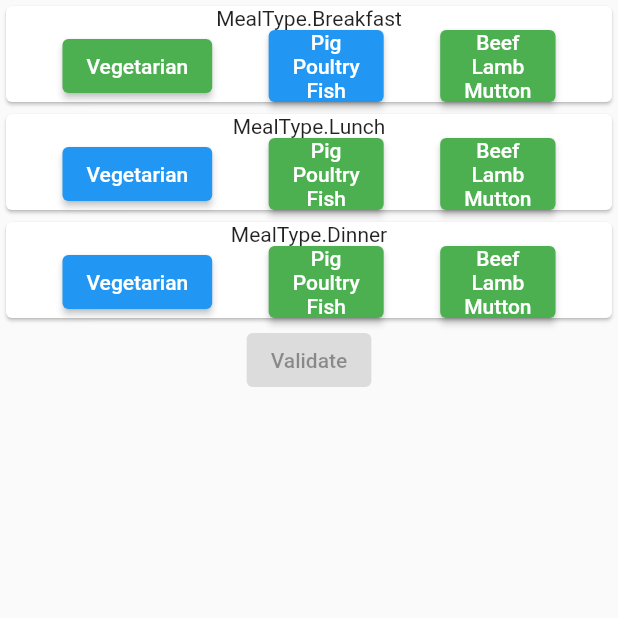
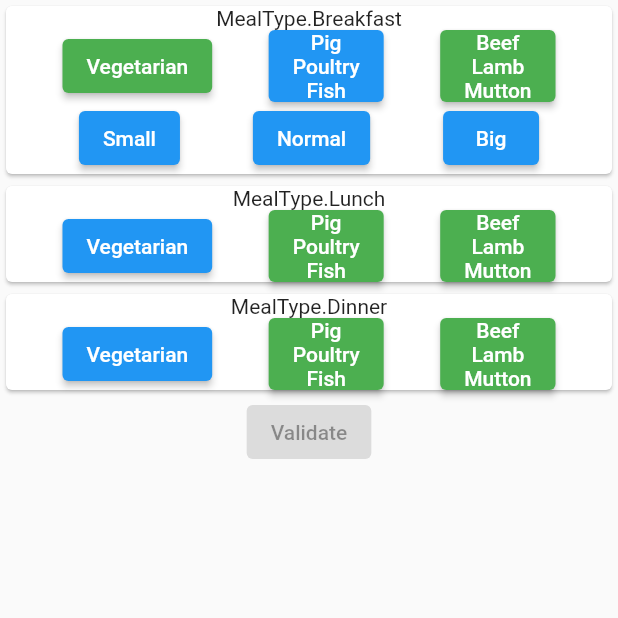
Before and after one commit to nicolaslecrique/co2Tracker, a Flutter app: the DailyForm screen opened by its route, after a tap on "Pig", on a phone screen of 412 x 824 dp, the top half of it. Run offline on Flutter 3.47's test engine with Material 2 defaults, Android fonts, the phone set to English and light mode, and no system bars.

Commit message:
display portion panel

```diff
--- a/lib/routes/daily_form/widgets/meal_panel.dart
+++ b/lib/routes/daily_form/widgets/meal_panel.dart
@@ -1,5 +1,6 @@
 import 'package:co2tracker/routes/daily_form/model/daily_form_model.dart';
 import 'package:co2tracker/routes/daily_form/model/daily_form_state.dart';
+import 'package:co2tracker/routes/daily_form/widgets/meal_portions.dart';
 import 'package:flutter/material.dart';
 import 'package:provider/provider.dart';
 
@@ -24,9 +25,11 @@ class MealPanel extends StatelessWidget {
                 children: [
                   MealChoiceButton(mealType: mealType, foodChoice: FoodChoice.Vegetarian),
                   MealChoiceButton(mealType: mealType, foodChoice: FoodChoice.PigPoultryFish),
-                  MealChoiceButton(mealType: mealType, foodChoice: FoodChoice.BeefLambMutton)
+                  MealChoiceButton(mealType: mealType, foodChoice: FoodChoice.BeefLambMutton),
                 ],
               ),
+              if (meal.foodChoice != FoodChoice.Vegetarian)
+                MealPortions() // https://github.com/flutter/flutter/issues/3783#issuecomment-738476473
             ],
           ),
         );
--- a/lib/routes/daily_form/widgets/meal_portion_button.dart
+++ b/lib/routes/daily_form/widgets/meal_portion_button.dart
@@ -1,12 +1,24 @@
+import 'package:co2tracker/routes/daily_form/model/daily_form_state.dart';
 import 'package:flutter/material.dart';
 
 class MealPortionButton extends StatelessWidget {
-  final String sizeText;
+  final FoodPortion foodPortion;
 
-  const MealPortionButton({Key? key, required this.sizeText}) : super(key: key);
+  const MealPortionButton({Key? key, required this.foodPortion}) : super(key: key);
+
+  String getPortionText(FoodPortion foodPortion) {
+    switch (foodPortion) {
+      case FoodPortion.small:
+        return "Small";
+      case FoodPortion.normal:
+        return "Normal";
+      case FoodPortion.big:
+        return "Big";
+    }
+  }
 
   @override
   Widget build(BuildContext context) {
-    return ElevatedButton(onPressed: () => {}, child: Text(sizeText));
+    return ElevatedButton(onPressed: () => {}, child: Text(getPortionText(foodPortion)));
   }
 }
--- a/lib/routes/daily_form/widgets/meal_portions.dart
+++ b/lib/routes/daily_form/widgets/meal_portions.dart
@@ -1,3 +1,4 @@
+import 'package:co2tracker/routes/daily_form/model/daily_form_state.dart';
 import 'package:flutter/material.dart';
 
 import 'meal_portion_button.dart';
@@ -10,9 +11,9 @@ class MealPortions extends StatelessWidget {
     return Row(
       mainAxisAlignment: MainAxisAlignment.spaceEvenly,
       children: [
-        MealPortionButton(sizeText: "Small"),
-        MealPortionButton(sizeText: "Normal"),
-        MealPortionButton(sizeText: "Big")
+        MealPortionButton(foodPortion: FoodPortion.small),
+        MealPortionButton(foodPortion: FoodPortion.normal),
+        MealPortionButton(foodPortion: FoodPortion.big)
       ],
     );
   }
```
